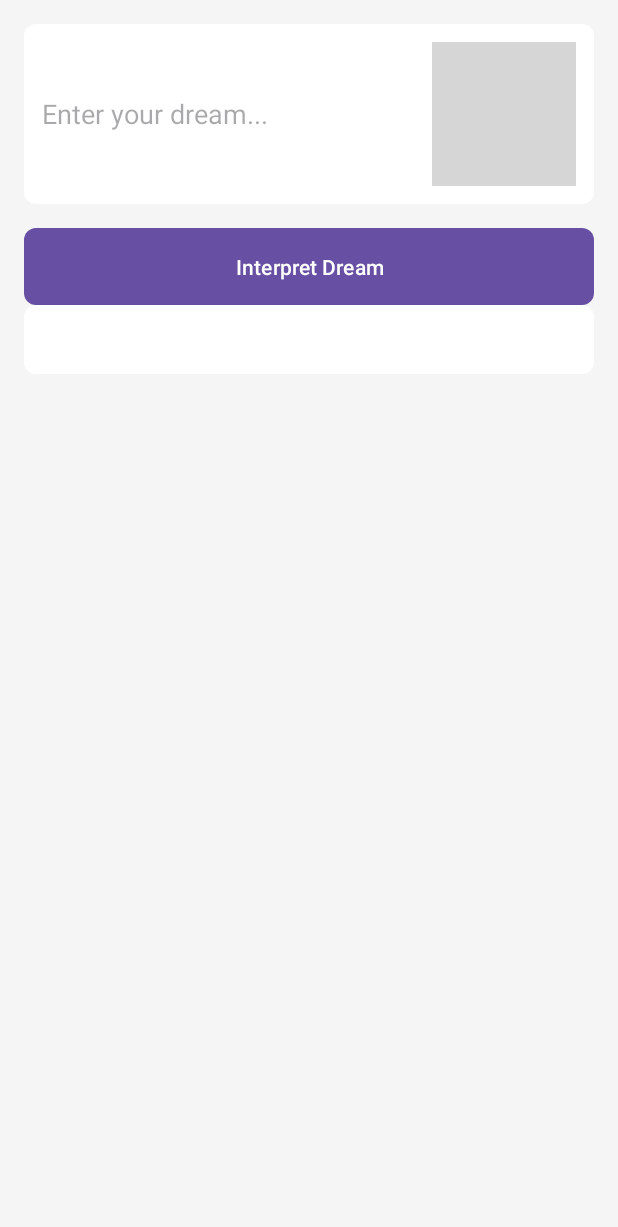
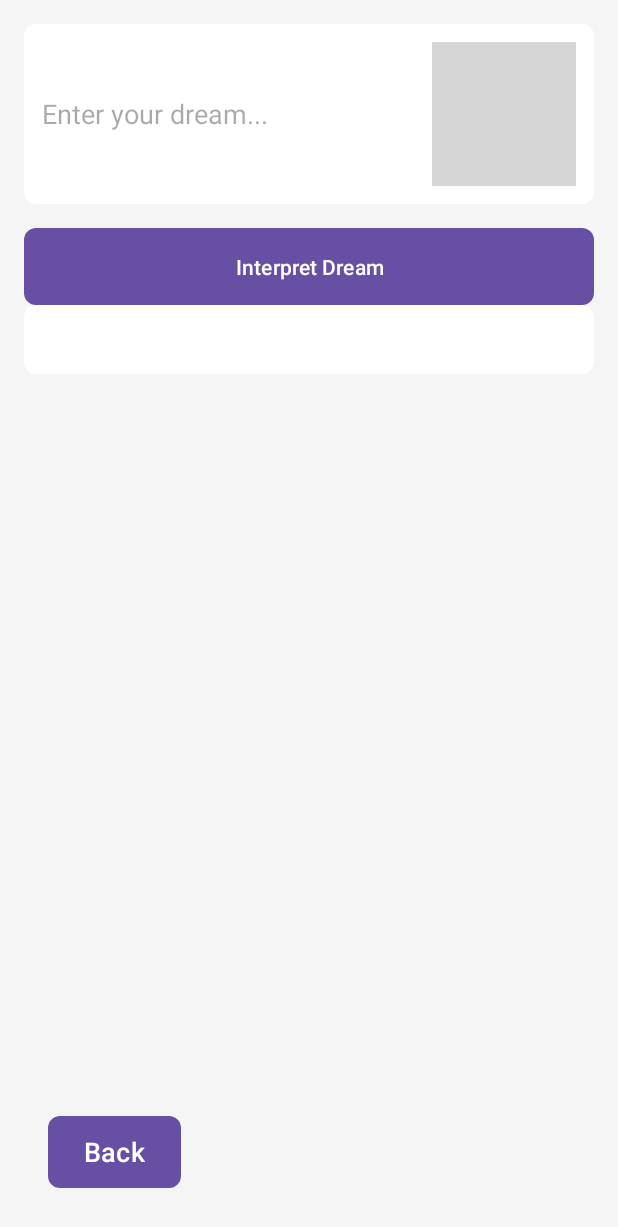
Before and after one commit to jihwimin/Dream-Interpreter, an Android app: the layout activity_main.xml on its own in the app's theme, with its tools: preview values and no code run, on a phone screen of 412 x 824 dp. Shown: the top 1227 px of the screen. Run offline under Robolectric (Android 15) with nearby library versions, the phone set to English and light mode, and no system bars; network calls fail.

Commit message:
back button + home page + scroll

```diff
--- a/app/src/main/res/layout/activity_main.xml
+++ b/app/src/main/res/layout/activity_main.xml
@@ -1,11 +1,22 @@
 <?xml version="1.0" encoding="utf-8"?>
-<LinearLayout xmlns:android="http://schemas.android.com/apk/res/android"
+<androidx.constraintlayout.widget.ConstraintLayout xmlns:android="http://schemas.android.com/apk/res/android"
     xmlns:app="http://schemas.android.com/apk/res-auto"
     android:layout_width="match_parent"
     android:layout_height="match_parent"
-    android:orientation="vertical"
-    android:padding="16dp"
-    android:background="#F5F5F5">
+    android:background="#F5F5F5"
+    android:padding="16dp">
+
+    <ScrollView
+        android:id="@+id/scrollView"
+        android:layout_width="match_parent"
+        android:layout_height="0dp"
+        app:layout_constraintTop_toTopOf="parent"
+        app:layout_constraintBottom_toTopOf="@id/backButton">
+
+        <LinearLayout
+            android:layout_width="match_parent"
+            android:layout_height="wrap_content"
+            android:orientation="vertical">
 
             <EditText
                 android:id="@+id/dreamInput"
@@ -36,4 +47,20 @@
                 android:background="@drawable/rounded_textview"
                 android:textColor="#333333"
                 android:textSize="16sp" />
+
         </LinearLayout>
+    </ScrollView>
+
+    <Button
+        android:id="@+id/backButton"
+        android:layout_width="wrap_content"
+        android:layout_height="wrap_content"
+        android:text="Back"
+        android:textSize="18sp"
+        android:background="@drawable/rounded_button"
+        android:textColor="#FFFFFF"
+        app:layout_constraintBottom_toBottomOf="parent"
+        app:layout_constraintStart_toStartOf="parent"
+        android:layout_marginBottom="16dp"
+        android:layout_marginStart="16dp" />
+</androidx.constraintlayout.widget.ConstraintLayout>
```
Also changed, not shown: app/src/main/AndroidManifest.xml (+6 -2 lines), app/src/main/java/com/example/dreaminterpreterai/InitialActivity.java (added, +25 -0 lines), app/src/main/java/com/example/dreaminterpreterai/MainActivity.java (+14 -0 lines), app/src/main/res/layout/activity_initial.xml (added, +15 -0 lines). Lines whose indentation alone changed are shown as unchanged.
